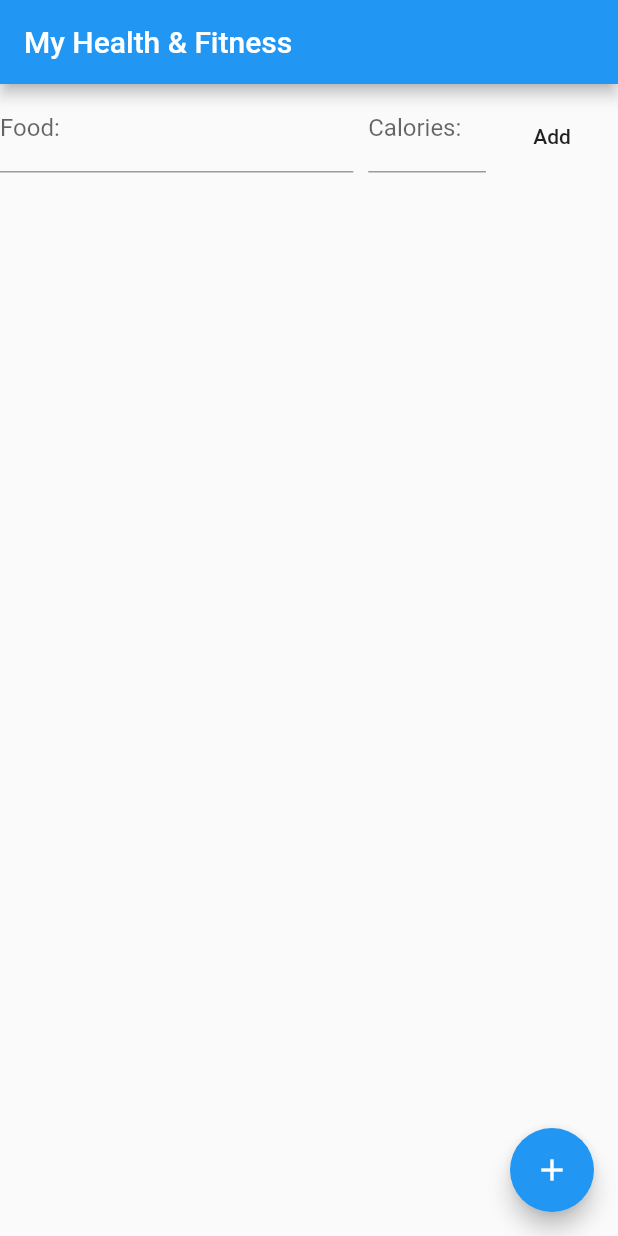
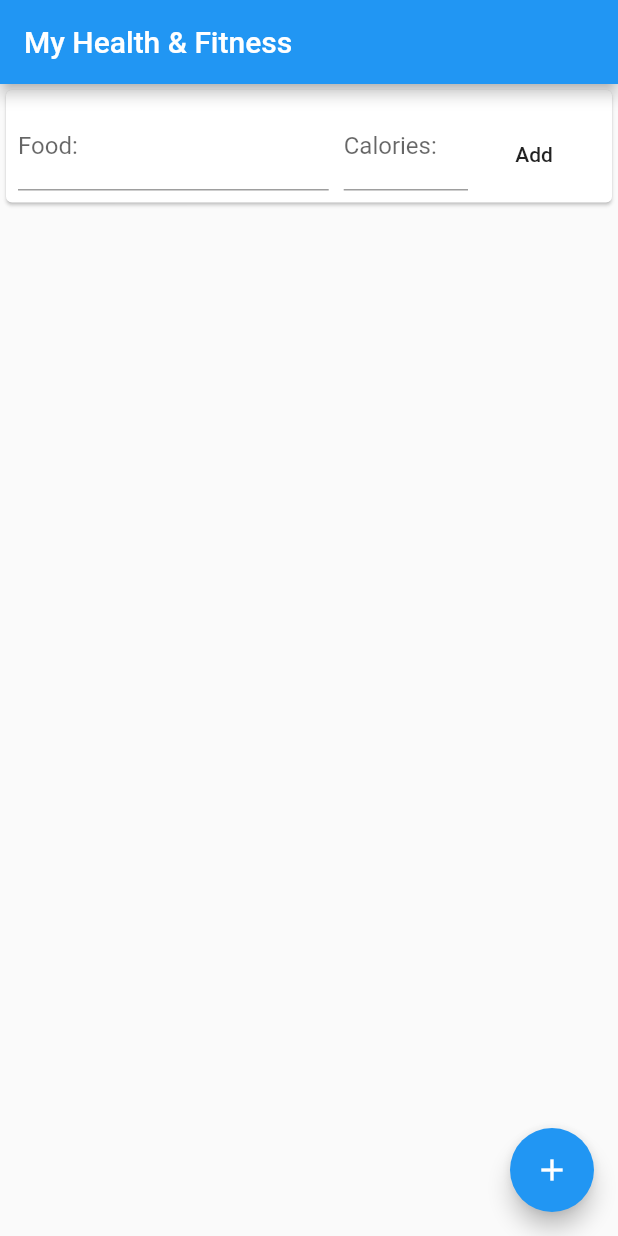
Before and after one commit to watkins-matt/csuf-fitness-mobile, a Flutter app: the screen it shows after launch, after a tap on "Add", on a phone screen of 412 x 824 dp. Run offline on Flutter 3.47's test engine with Material 2 defaults, Android fonts, the phone set to English and light mode, and no system bars.

Commit message:
Add a list view to display food items

```diff
--- a/lib/calorie_tracker_page.dart
+++ b/lib/calorie_tracker_page.dart
@@ -1,4 +1,11 @@
 import 'package:flutter/material.dart';
+
+class FoodItem {
+  String name;
+  int calories;
+
+  FoodItem(this.name, this.calories);
+}
 
 class CalorieTrackerPage extends StatefulWidget {
   CalorieTrackerPage({Key key, this.title}) : super(key: key);
@@ -9,39 +16,17 @@ class CalorieTrackerPage extends StatefulWidget {
 }
 
 class _CalorieTrackerPageState extends State<CalorieTrackerPage> {
+  List<FoodItem> _foodItems = [];
+  TextEditingController _foodNameController = TextEditingController();
+  TextEditingController _calorieCountController = TextEditingController();
+
   @override
   Widget build(BuildContext context) {
     return Scaffold(
       appBar: AppBar(
         title: Text(widget.title),
       ),
-      body: Center(
-        child: Column(
-          mainAxisAlignment: MainAxisAlignment.start,
-          children: <Widget>[
-            Row(
-                mainAxisAlignment: MainAxisAlignment.start,
-                crossAxisAlignment: CrossAxisAlignment.end,
-                children: <Widget>[
-                  Expanded(
-                    flex: 3,
-                    child: TextFormField(
-                        decoration: InputDecoration(labelText: "Food:")),
-                  ),
-                  SizedBox(width: 10),
-                  Expanded(
-                      flex: 1,
-                      child: TextFormField(
-                        decoration: InputDecoration(labelText: "Calories:"),
-                      )),
-                  FlatButton(
-                    child: Text("Add"),
-                    onPressed: () {},
-                  )
-                ]),
-          ],
-        ),
-      ),
+      body: _buildBody(),
       floatingActionButton: FloatingActionButton(
         onPressed: () {},
         tooltip: 'Add',
@@ -49,4 +34,69 @@ class _CalorieTrackerPageState extends State<CalorieTrackerPage> {
       ),
     );
   }
+
+  Widget _buildBody() {
+    return Center(
+        child: Column(
+      mainAxisAlignment: MainAxisAlignment.start,
+      children: <Widget>[
+        _buildAddFoodItemWidget(),
+        Expanded(child: _buildListView()),
+      ],
+    ));
+  }
+
+  Widget _buildAddFoodItemWidget() {
+    return Card(
+        child: Padding(
+            padding: EdgeInsets.all(8),
+            child: Row(
+                mainAxisAlignment: MainAxisAlignment.start,
+                crossAxisAlignment: CrossAxisAlignment.end,
+                children: <Widget>[
+                  Expanded(
+                    flex: 5,
+                    child: TextFormField(
+                        controller: _foodNameController,
+                        decoration: InputDecoration(labelText: "Food:")),
+                  ),
+                  SizedBox(width: 10),
+                  Expanded(
+                      flex: 2,
+                      child: TextFormField(
+                        controller: _calorieCountController,
+                        decoration: InputDecoration(labelText: "Calories:"),
+                        keyboardType: TextInputType.numberWithOptions(
+                            signed: false, decimal: false),
+                      )),
+                  FlatButton(
+                    child: Text("Add"),
+                    onPressed: _onAddButtonPressed,
+                  )
+                ])));
+  }
+
+  void _onAddButtonPressed() {
+    setState(() {
+      _foodItems.add(FoodItem(
+          _foodNameController.text, int.parse(_calorieCountController.text)));
+      _foodNameController.clear();
+      _calorieCountController.clear();
+    });
+  }
+
+  ListView _buildListView() {
+    return ListView.builder(
+      itemBuilder: _buildListViewItem,
+      itemCount: _foodItems.length,
+      padding: EdgeInsets.only(right: 8.0, bottom: 8.0, top: 8.0),
+    );
+  }
+
+  Widget _buildListViewItem(BuildContext context, int index) {
+    return Card(
+        child: ListTile(
+            title: Text(_foodItems[index].name),
+            trailing: Text(_foodItems[index].calories.toString())));
+  }
 }
```
